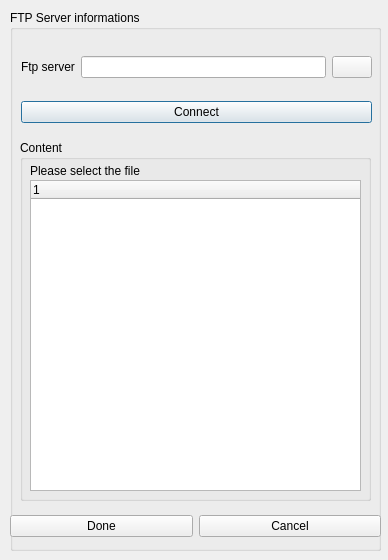
Above: code/nel/tools/3d/object_viewer_qt/src/plugins/translation_manager/ftp_selection.ui from ryzom/ryzomcore before the change. Below: the same form after it.
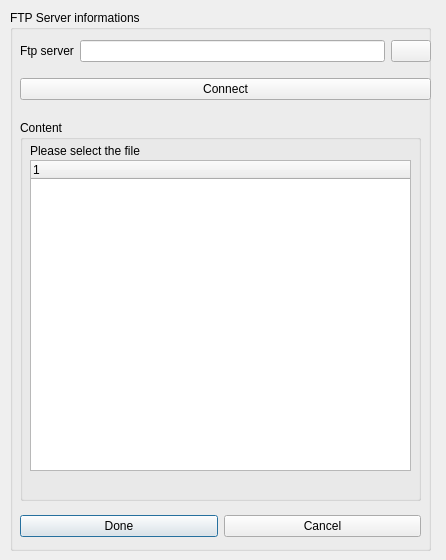
That is the form after the change. Icons and pictures are not drawn.

The edit to the form file:
```diff
--- a/code/nel/tools/3d/object_viewer_qt/src/plugins/translation_manager/ftp_selection.ui
+++ b/code/nel/tools/3d/object_viewer_qt/src/plugins/translation_manager/ftp_selection.ui
@@ -6,7 +6,7 @@
    <rect>
     <x>0</x>
     <y>0</y>
-    <width>388</width>
+    <width>446</width>
     <height>560</height>
    </rect>
   </property>
@@ -18,7 +18,7 @@
     <rect>
      <x>10</x>
      <y>10</y>
-     <width>371</width>
+     <width>421</width>
      <height>541</height>
     </rect>
    </property>
@@ -29,9 +29,9 @@
     <property name="geometry">
      <rect>
       <x>10</x>
-      <y>130</y>
-      <width>351</width>
-      <height>361</height>
+      <y>110</y>
+      <width>401</width>
+      <height>381</height>
      </rect>
     </property>
     <property name="title">
@@ -55,7 +55,7 @@
       <rect>
        <x>10</x>
        <y>40</y>
-       <width>331</width>
+       <width>381</width>
        <height>311</height>
       </rect>
      </property>
@@ -69,31 +69,50 @@
    <widget class="QWidget" name="layoutWidget">
     <property name="geometry">
      <rect>
-      <x>11</x>
-      <y>29</y>
-      <width>351</width>
-      <height>101</height>
+      <x>10</x>
+      <y>500</y>
+      <width>401</width>
+      <height>33</height>
+     </rect>
+    </property>
+    <layout class="QGridLayout" name="gridLayout_2">
+     <item row="0" column="0">
+      <widget class="QPushButton" name="doneButton">
+       <property name="text">
+        <string>Done</string>
+       </property>
+      </widget>
+     </item>
+     <item row="0" column="1">
+      <widget class="QPushButton" name="cancelButton">
+       <property name="text">
+        <string>Cancel</string>
+       </property>
+      </widget>
+     </item>
+    </layout>
+   </widget>
+   <widget class="QWidget" name="">
+    <property name="geometry">
+     <rect>
+      <x>10</x>
+      <y>20</y>
+      <width>411</width>
+      <height>81</height>
      </rect>
     </property>
     <layout class="QGridLayout" name="gridLayout">
-     <item row="1" column="0">
+     <item row="0" column="0">
       <widget class="QLabel" name="label">
        <property name="text">
         <string>Ftp server</string>
        </property>
       </widget>
      </item>
-     <item row="1" column="1">
+     <item row="0" column="1">
       <widget class="QLineEdit" name="url"/>
      </item>
-     <item row="2" column="0" colspan="3">
-      <widget class="QPushButton" name="connectButton">
-       <property name="text">
-        <string>Connect</string>
-       </property>
-      </widget>
-     </item>
-     <item row="1" column="2">
+     <item row="0" column="2">
       <widget class="QPushButton" name="cdToParrent">
        <property name="text">
         <string/>
@@ -104,29 +123,10 @@
        </property>
       </widget>
      </item>
-    </layout>
-   </widget>
-   <widget class="QWidget" name="layoutWidget">
-    <property name="geometry">
-     <rect>
-      <x>0</x>
-      <y>500</y>
-      <width>371</width>
-      <height>33</height>
-     </rect>
-    </property>
-    <layout class="QGridLayout" name="gridLayout_2">
-     <item row="0" column="0">
-      <widget class="QPushButton" name="doneButton">
+     <item row="1" column="0" colspan="3">
+      <widget class="QPushButton" name="connectButton">
        <property name="text">
-        <string>Done</string>
-       </property>
-      </widget>
-     </item>
-     <item row="0" column="1">
-      <widget class="QPushButton" name="cancelButton">
-       <property name="text">
-        <string>Cancel</string>
+        <string>Connect</string>
        </property>
       </widget>
      </item>
```
